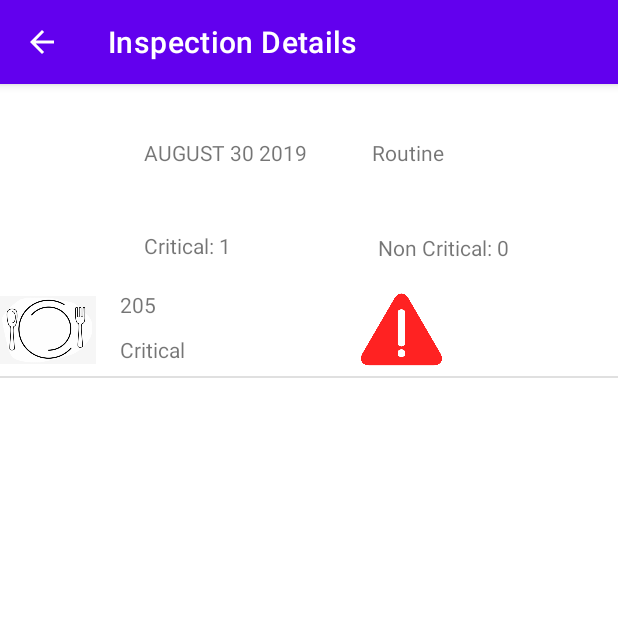
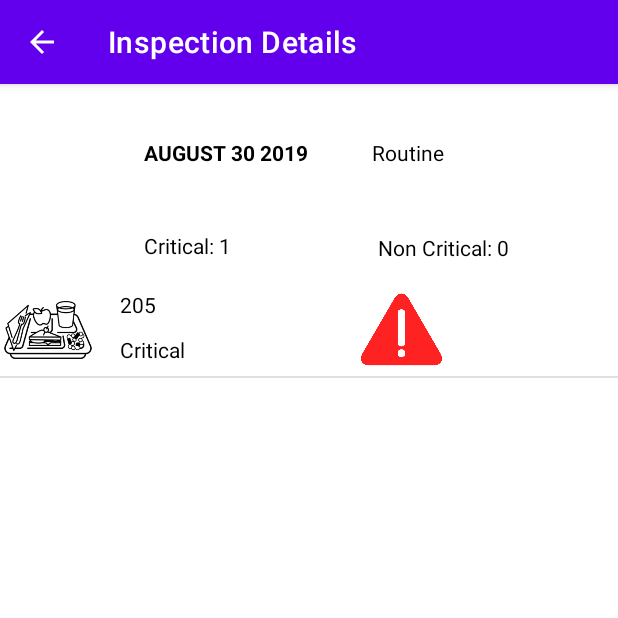
Before and after one commit to granbraan/Surrey-Health-Inspection-App, an Android app: the InspectionDetails screen opened directly, with no data from a screen before it, on a phone screen of 412 x 824 dp, the top half of it. Run offline under Robolectric (Android 15) with nearby library versions, the phone set to English and light mode, and no system bars.

Commit message:
Added better images

```diff
--- a/app/src/main/java/com/example/poject_01/UI/InspectionDetails.java
+++ b/app/src/main/java/com/example/poject_01/UI/InspectionDetails.java
@@ -23,7 +23,16 @@ import com.example.poject_01.model.RestaurantList;
 
 import java.time.LocalDate;
 import java.time.format.DateTimeFormatter;
-
+//image references
+//https://thenounproject.com/term/food-tray/695390/
+//https://thenounproject.com/term/silverfish/1975976/
+//https://thenounproject.com/term/cleaning/1932669/
+//https://thenounproject.com/term/clipboard/122200/
+//https://thenounproject.com/term/kitchen/554415/
+/**
+ *  Shows details of the inspection clicked by user.
+ *  Data such as Number of critical/non-critical violations, inspection type, inspection date, and violation type
+ */
 public class InspectionDetails extends AppCompatActivity {
     private Inspection curInspection;
     private int index;
@@ -81,7 +90,7 @@ public class InspectionDetails extends AppCompatActivity {
                 imageView.setImageResource(R.drawable.sanitary);
             }
             else if(violations[2].toLowerCase().contains("equipment")) {
-                imageView.setImageResource(R.drawable.equipment);
+                imageView.setImageResource(R.drawable.kitchen);
             }
             else if(violations[2].toLowerCase().contains("food")) {
                 imageView.setImageResource(R.drawable.food);
--- a/app/src/main/res/layout/activity_inspection_details.xml
+++ b/app/src/main/res/layout/activity_inspection_details.xml
@@ -25,6 +25,8 @@
         android:layout_marginTop="36dp"
         android:layout_marginBottom="79dp"
         android:text="TextView"
+        android:textColor="#000000"
+        android:textStyle="bold"
         app:layout_constraintBottom_toTopOf="@+id/inspectionListView"
         app:layout_constraintEnd_toEndOf="@+id/inspectionCritical"
         app:layout_constraintHorizontal_bias="0.0"
@@ -38,6 +40,7 @@
         android:layout_marginStart="96dp"
         android:layout_marginTop="44dp"
         android:text="TextView"
+        android:textColor="#000000"
         app:layout_constraintStart_toStartOf="parent"
         app:layout_constraintTop_toBottomOf="@+id/inspectionDate" />
 
@@ -48,6 +51,7 @@
         android:layout_marginTop="36dp"
         android:layout_marginEnd="116dp"
         android:text="TextView"
+        android:textColor="#000000"
         app:layout_constraintEnd_toEndOf="parent"
         app:layout_constraintTop_toTopOf="parent" />
 
@@ -58,6 +62,7 @@
         android:layout_marginStart="4dp"
         android:layout_marginTop="44dp"
         android:text="TextView"
+        android:textColor="#000000"
         app:layout_constraintStart_toStartOf="@+id/inspectionType"
         app:layout_constraintTop_toBottomOf="@+id/inspectionType" />
 </androidx.constraintlayout.widget.ConstraintLayout>
--- a/app/src/main/res/layout/inspection_content.xml
+++ b/app/src/main/res/layout/inspection_content.xml
@@ -8,6 +8,7 @@
 
     <ImageView
         android:id="@+id/violationItem"
+        android:background="@android:color/transparent"
         android:layout_width="64dp"
         android:layout_height="61dp"
         android:maxWidth="80dp"
@@ -22,6 +23,7 @@
         android:layout_alignParentTop="true"
         android:layout_centerHorizontal="true"
         android:layout_marginStart="80dp"
+        android:textColor="#000000"
         android:layout_marginTop="4dp"
         android:text="inspectionNumber" />
 
@@ -32,11 +34,13 @@
         android:layout_alignParentStart="true"
         android:layout_alignParentTop="true"
         android:layout_marginStart="80dp"
+        android:textColor="#000000"
         android:layout_marginTop="34dp"
         android:text="criticalType" />
 
     <ImageView
         android:id="@+id/criticalImage"
+        android:background="@android:color/transparent"
         android:layout_width="58dp"
         android:layout_height="54dp"
         android:layout_alignParentTop="true"
```
Also changed, not shown: app/src/main/res/drawable-v24/clipboard.png (deleted), app/src/main/res/drawable-v24/equipment.png (deleted), app/src/main/res/drawable-v24/food.png (deleted), app/src/main/res/drawable-v24/pest.png (deleted), app/src/main/res/drawable-v24/sanitary.png (deleted), app/src/main/res/drawable/clipboard.png (added), app/src/main/res/drawable/food.png (added), app/src/main/res/drawable/kitchen.png (added), app/src/main/res/drawable/pest.png (added), app/src/main/res/drawable/sanitary.png (added).
